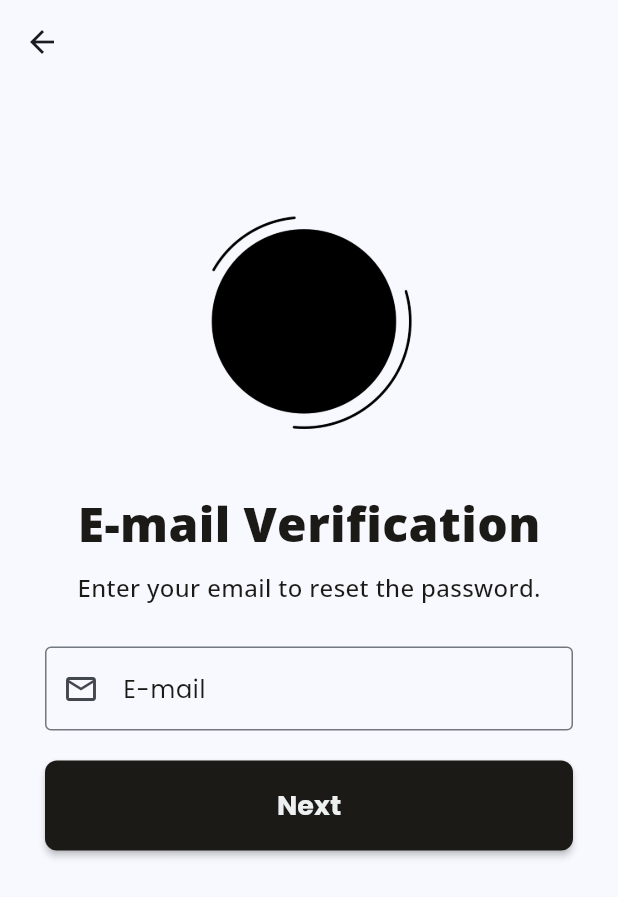
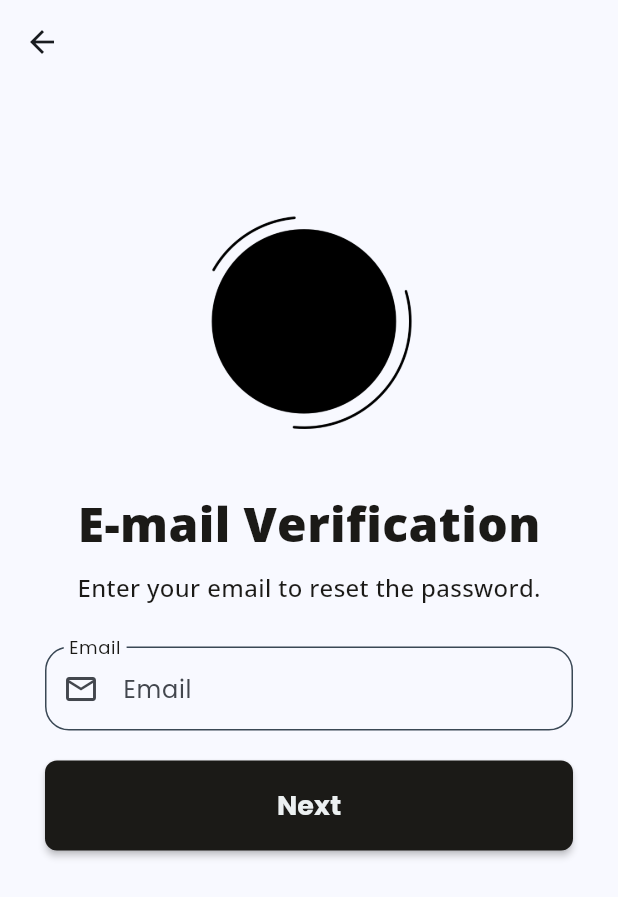
Before and after one commit to yaksh1/Hamara-Sehyog, a Flutter app: the ForgotPasswordMailOption screen opened directly, on a phone screen of 412 x 824 dp. Shown: the top 897 px of the screen. Run offline on Flutter 3.47's test engine with Material 2 defaults, Android fonts, the light colour scheme and no system bars; our stand-ins replace cloud_firestore, dots_indicator, firebase_auth, firebase_core, flutter_svg, get and 8 more; accounts and stored records are empty; network calls fail.

Commit message:
rerouting and password reset link

```diff
--- a/lib/services/auth/auth_provider.dart
+++ b/lib/services/auth/auth_provider.dart
@@ -25,4 +25,7 @@ abstract class AuthProvider {
 
   Future<User?> signInWithGoogle();
 
+  Future passwordReset({required String email});
+  Future changePassword();
+
 }
--- a/lib/services/auth/auth_service.dart
+++ b/lib/services/auth/auth_service.dart
@@ -39,4 +39,11 @@ class AuthService implements AuthProvider {
 
   @override
   Future<User?> signInWithGoogle() => provider.signInWithGoogle();
+
+  @override
+  Future passwordReset({required String email}) =>
+      provider.passwordReset(email: email);
+
+  @override
+  Future changePassword() => provider.changePassword();
 }
--- a/lib/views/forget_password/forgot_password_mail/forgot_password_mail.dart
+++ b/lib/views/forget_password/forgot_password_mail/forgot_password_mail.dart
@@ -2,14 +2,35 @@
 
 import 'package:flutter/material.dart';
 import 'package:hamarasehyog/components/big_tex.dart';
+import 'package:hamarasehyog/components/email_text_field.dart';
 import 'package:hamarasehyog/components/small_text.dart';
 import 'package:hamarasehyog/components/square_tile.dart';
+import 'package:hamarasehyog/services/auth/auth_service.dart';
 import 'package:hamarasehyog/utils/colors.dart';
 import 'package:hamarasehyog/utils/image_strings.dart';
 
-class ForgotPasswordMailOption extends StatelessWidget {
+class ForgotPasswordMailOption extends StatefulWidget {
   const ForgotPasswordMailOption({super.key});
 
+  @override
+  State<ForgotPasswordMailOption> createState() => _ForgotPasswordMailOptionState();
+}
+
+class _ForgotPasswordMailOptionState extends State<ForgotPasswordMailOption> {
+   TextEditingController _email = TextEditingController();
+
+  @override
+  void initState() {
+    _email = TextEditingController();
+    super.initState();
+  }
+
+  @override
+  void dispose() {
+    _email.dispose();
+
+    super.dispose();
+  }
   @override
   Widget build(BuildContext context) {
     return Scaffold(
@@ -48,30 +69,16 @@ class ForgotPasswordMailOption extends StatelessWidget {
                 Form(
                   child: Column(
                     children: [
-                      TextFormField(
-                        decoration: const InputDecoration(
-                          prefixIcon: Icon(Icons.mail_outlined),
-                          label: Text("E-mail"),
-                          labelStyle: TextStyle(color: AppColors.primaryBlack),
-                          hintText: "E-mail",
-                          border: OutlineInputBorder(),
-                          focusedBorder: OutlineInputBorder(
-                            borderSide: BorderSide(
-                                color: AppColors.primaryBlack, width: 2),
-                          ),
-                          focusedErrorBorder: OutlineInputBorder(
-                            borderSide: BorderSide(color: Colors.redAccent),
-                          ),
-                        ),
-                      ),
-                      SizedBox(
-                        height: 20,
-                      ),
+                      EmailTextField(controller: _email),
+                      // SizedBox(
+                      //   height: 20,
+                      // ),
                       SizedBox(
                         width: double.infinity,
                         child: MaterialButton(
                           onPressed: () {
-                            // Get.to(() => ForgotPasswordOtp(id));
+                            AuthService.firebase()
+                                .passwordReset(email: _email.text.trim());
                           },
                           textColor: AppColors.grey,
                           color: AppColors.primaryBlack,
--- a/lib/views/log_in.dart
+++ b/lib/views/log_in.dart
@@ -2,6 +2,7 @@
 
 import 'package:firebase_auth/firebase_auth.dart';
 import 'package:flutter/material.dart';
+import 'package:get/get.dart';
 import 'package:hamarasehyog/components/big_tex.dart';
 import 'package:hamarasehyog/components/error_dialog.dart';
 import 'package:hamarasehyog/components/my_snackbar.dart';
@@ -13,6 +14,7 @@ import 'package:hamarasehyog/services/auth/auth_exceptions.dart';
 import 'package:hamarasehyog/services/auth/auth_service.dart';
 import 'package:hamarasehyog/utils/colors.dart';
 import 'package:hamarasehyog/views/forget_password/forgot_pass_option.dart';
+import 'package:hamarasehyog/views/forget_password/forgot_password_mail/forgot_password_mail.dart';
 import 'package:logger/logger.dart';
 
 class LogInView extends StatefulWidget {
@@ -95,8 +97,7 @@ class _LogInViewState extends State<LogInView> {
                     children: [
                       TextButton(
                           onPressed: () {
-                            ForgotPasswordScreen.ForgotPasswordBottomSheet(
-                                context);
+                            Get.to(() => ForgotPasswordMailOption());
                           },
                           child: SmallGreyText(text: "Forgot Password?"))
                     ],
```
Also changed, not shown: lib/services/auth/firebase_auth_provider.dart (+47 -0 lines), lib/views/forget_password/forgot_password_otp/forgot_password_otp.dart (+8 -4 lines), lib/views/forget_password/reset password/reset_password_page.dart (+2 -20 lines).
